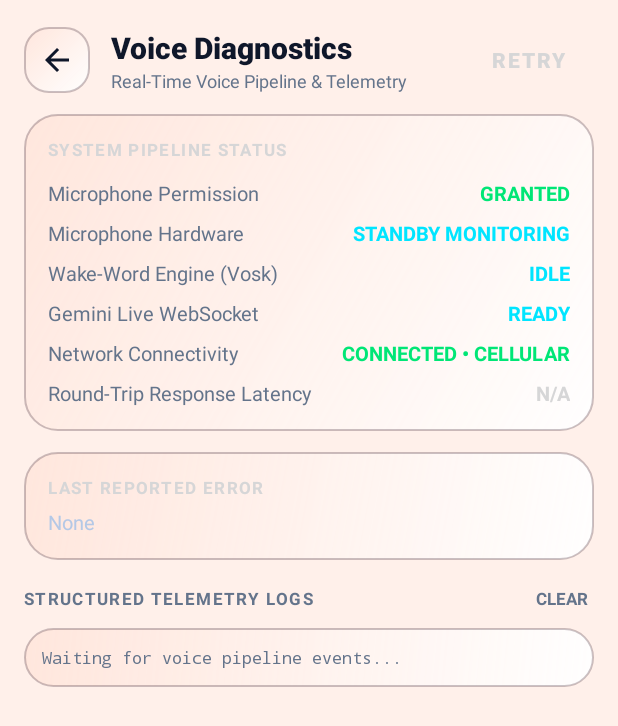
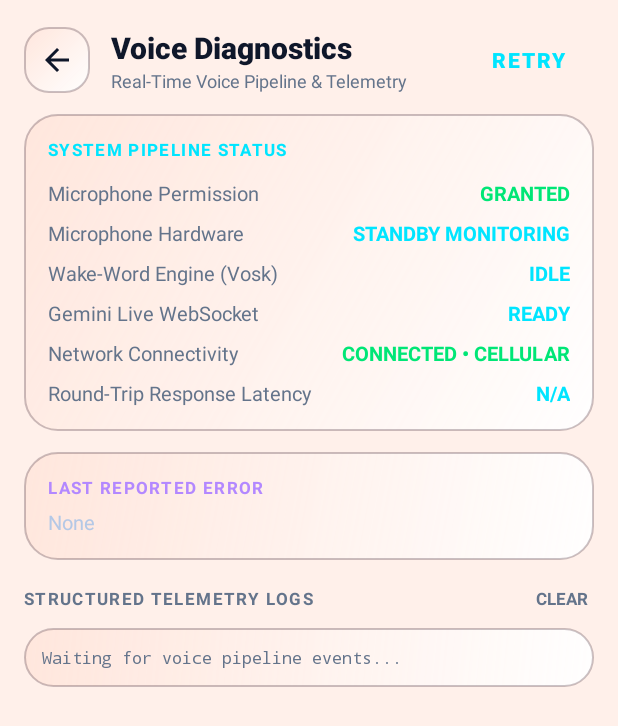
Before and after one commit to MMohanraj21/AetherX, an Android app: the VoiceDiagnosticsActivity screen opened directly, with no data from a screen before it, on a phone screen of 412 x 824 dp. Shown: the top 726 px of the screen. Run offline under Robolectric (Android 15) with nearby library versions, the phone set to English and light mode, and no system bars; libraries missing offline, so code that uses them is left out: org.vosk, org.vosk.android.

Commit message:
fix(res): define neon colors and use valid voice icon for diagnostics

```diff
--- a/app/src/main/res/layout/fragment_settings.xml
+++ b/app/src/main/res/layout/fragment_settings.xml
@@ -778,7 +778,7 @@
                             android:layout_width="22dp"
                             android:layout_height="22dp"
                             android:layout_gravity="center"
-                            android:src="@drawable/ic_dock_mic"
+                            android:src="@drawable/ic_settings_voice"
                             app:tint="?attr/themeAccent"
                             android:contentDescription="Diagnostics" />
                     </FrameLayout>
--- a/app/src/main/res/values/colors.xml
+++ b/app/src/main/res/values/colors.xml
@@ -25,6 +25,12 @@
     <color name="status_green">#10B981</color>
     <color name="status_red">#EF4444</color>
     <color name="status_amber">#F59E0B</color>
+
+    <!-- Neon Accent Colors -->
+    <color name="bg_dark">#090B12</color>
+    <color name="neon_cyan">#00E5FF</color>
+    <color name="neon_green">#10B981</color>
+    <color name="neon_purple">#B388FF</color>
 
     <!-- Theme Variables mapped for UI components -->
     <color name="jarvis_primary">#2563EB</color>
```
